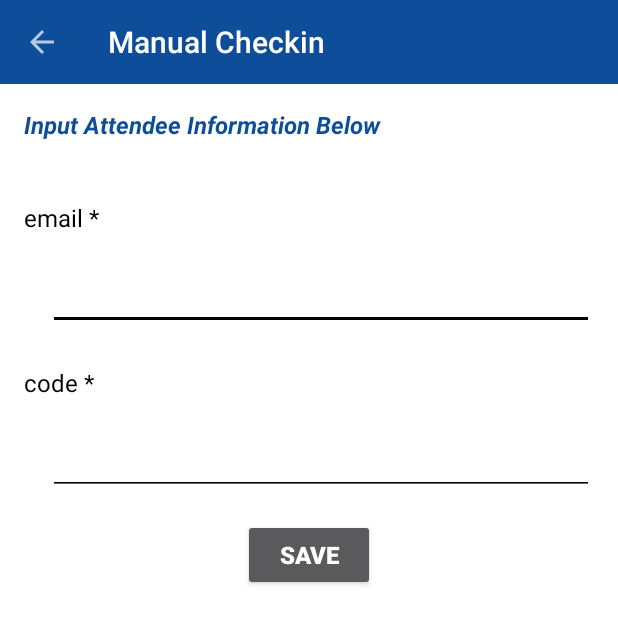
After one commit to HVgiang86/KIT-event-qr-scanner, an Android app: the ManualCheckinActivity screen opened directly, with no data from a screen before it, on a phone screen of 412 x 824 dp. The commit adds this screen. Shown: the top 624 px of the screen. Run offline under Robolectric (Android 15) with nearby library versions, the light colour scheme and no system bars.

Commit message:
ft: manual checkin

```diff
--- /dev/null
+++ b/app/src/main/java/com/example/kiteventqrscanner/activities/ManualCheckinActivity.kt
@@ -0,0 +1,97 @@
+package com.example.kiteventqrscanner.activities
+
+import android.os.Bundle
+import android.view.View
+import androidx.appcompat.app.AlertDialog
+import androidx.appcompat.app.AppCompatActivity
+import androidx.recyclerview.widget.RecyclerView
+import com.example.kiteventqrscanner.R
+import com.example.kiteventqrscanner.adapters.ManualCheckinAdapter
+import com.example.kiteventqrscanner.firebase.FirebaseHelper
+import com.example.kiteventqrscanner.model.Attendee
+import com.example.kiteventqrscanner.settings.Settings
+import com.example.kiteventqrscanner.utils.DeviceInfo
+import com.example.kiteventqrscanner.utils.MD5
+
+@Suppress("DEPRECATION")
+class ManualCheckinActivity : AppCompatActivity() {
+    val filledRequiredField = HashMap<String, Boolean>()
+    lateinit var attendee: Attendee
+
+    override fun onCreate(savedInstanceState: Bundle?) {
+        super.onCreate(savedInstanceState)
+        setContentView(R.layout.activity_manual_checkin)
+        init()
+
+        val toolbar: androidx.appcompat.widget.Toolbar = findViewById(R.id.toolbar)
+        toolbar.title = "Manual Checkin"
+        setSupportActionBar(toolbar)
+
+        supportActionBar?.setDisplayHomeAsUpEnabled(true)
+        supportActionBar?.setDisplayShowHomeEnabled(true)
+        toolbar.setNavigationOnClickListener { onBackPressed() }
+
+        val recyclerView: RecyclerView = findViewById(R.id.recycler_view)
+        val adapter = ManualCheckinAdapter(attendee,Settings.paramList,this)
+        recyclerView.adapter = adapter
+    }
+
+    fun saveAttendee(v: View) {
+        confirmSave()
+    }
+
+    private fun saveAttendee() {
+        FirebaseHelper.sendToFirebase(attendee)
+    }
+
+
+    private fun init() {
+        val attendeeProperty = HashMap<String, String>()
+        for (param in Settings.paramList) {
+            attendeeProperty[param.name] = ""
+            if (param.required)
+                filledRequiredField[param.name] = false
+        }
+        attendee = Attendee(
+            "KIT" + MD5.hash("" + System.currentTimeMillis() + DeviceInfo.getSerialNumber()),
+            attendeeProperty
+        )
+    }
+
+    private fun confirmSave() {
+        if (canSave()) {
+            val dialog = AlertDialog.Builder(this)
+            dialog.setTitle("Save changed?")
+                .setIcon(R.drawable.ic_action_save)
+                .setMessage("All your changed will be saved").setCancelable(false)
+                .setPositiveButton("Save") { _, _ ->
+                    saveAttendee()
+                    finish()
+                }.setNegativeButton("Cancel") { dialog1, _ ->
+                    dialog1.cancel()
+                }.setNeutralButton("Don't save") { _, _ ->
+                    finish()
+                }
+
+            dialog.create().show()
+        } else {
+            val dialog = AlertDialog.Builder(this)
+            dialog.setTitle("Fill all required information")
+                .setIcon(R.drawable.ic_action_save)
+                .setMessage("Required information marked with a (*) symbol").setCancelable(false)
+                .setPositiveButton("OK") { dialog1, _ ->
+                    dialog1.cancel()
+                }
+
+            dialog.create().show()
+        }
+    }
+
+    private fun canSave(): Boolean {
+        for (param in filledRequiredField) {
+            if (!param.value)
+                return false
+        }
+        return true
+    }
+}
--- a/app/src/main/java/com/example/kiteventqrscanner/activities/SettingsActivity.kt
+++ b/app/src/main/java/com/example/kiteventqrscanner/activities/SettingsActivity.kt
@@ -87,7 +87,7 @@ class SettingsActivity : AppCompatActivity() {
             firebaseUrlEdt.text.toString().trim(), adapter.getAfterChangedList()
         )
         Settings.saveSettings(this)
-        Toast.makeText(this, "Saved!", Toast.LENGTH_SHORT).show()
+        Toast.makeText(this, "\nSaved!\n", Toast.LENGTH_SHORT).show()
     }
 
     @Deprecated("Deprecated in Java")
--- /dev/null
+++ b/app/src/main/java/com/example/kiteventqrscanner/adapters/ManualCheckinAdapter.kt
@@ -0,0 +1,68 @@
+package com.example.kiteventqrscanner.adapters
+
+import android.annotation.SuppressLint
+import android.content.Context
+import android.text.Editable
+import android.text.TextWatcher
+import android.view.LayoutInflater
+import android.view.View
+import android.view.ViewGroup
+import android.widget.EditText
+import android.widget.TextView
+import androidx.recyclerview.widget.RecyclerView
+import com.example.kiteventqrscanner.R
+import com.example.kiteventqrscanner.activities.ManualCheckinActivity
+import com.example.kiteventqrscanner.model.Attendee
+import com.example.kiteventqrscanner.settings.QRParam
+
+class ManualCheckinAdapter(var attendee: Attendee, var paramList: MutableList<QRParam>, var activity: ManualCheckinActivity) :
+    RecyclerView.Adapter<ManualCheckinAdapter.ViewHolder>() {
+
+    class ViewHolder(itemView: View) : RecyclerView.ViewHolder(itemView) {
+        val propertyTV:TextView = itemView.findViewById(R.id.property_tv)
+        val propertyEdt: EditText = itemView.findViewById(R.id.property_edt)
+    }
+
+    override fun onCreateViewHolder(parent: ViewGroup, viewType: Int): ViewHolder {
+        val inflater = activity.getSystemService(Context.LAYOUT_INFLATER_SERVICE) as LayoutInflater
+        val v = inflater.inflate(R.layout.attendee_property_item,parent,false)
+        return ViewHolder(v)
+    }
+
+    override fun onBindViewHolder(holder: ViewHolder, @SuppressLint("RecyclerView") position: Int) {
+        var s = paramList[position].name
+        s += if (paramList[position].required)
+            " *"
+        else
+            ""
+        holder.propertyTV.text = s
+        holder.propertyEdt.addTextChangedListener(object : TextWatcher{
+            override fun beforeTextChanged(s: CharSequence?, start: Int, count: Int, after: Int) {
+            }
+
+            override fun onTextChanged(s: CharSequence?, start: Int, before: Int, count: Int) {
+            }
+
+            override fun afterTextChanged(s: Editable?) {
+                val s1 = s.toString().trim()
+                if (s1.isNotEmpty()) {
+                    if (paramList[position].required) {
+                        activity.filledRequiredField.set(paramList[position].name,true)
+                    }
+                } else {
+                    if (paramList[position].required) {
+                        activity.filledRequiredField.set(paramList[position].name,false)
+                    }
+                }
+
+                attendee.paramList[paramList[position].name] = s1
+            }
+        })
+
+    }
+
+    override fun getItemCount(): Int {
+        return paramList.size
+    }
+
+}
--- a/app/src/main/res/layout/activity_main.xml
+++ b/app/src/main/res/layout/activity_main.xml
@@ -55,6 +55,8 @@
             app:layout_constraintBottom_toBottomOf="parent"
             android:background="@color/white"
             android:gravity="center"
+            android:paddingBottom="8dp"
+            android:paddingTop="8dp"
             >
             <TextView
                 android:id="@+id/scan_result_tv"
--- /dev/null
+++ b/app/src/main/res/layout/activity_manual_checkin.xml
@@ -0,0 +1,52 @@
+<?xml version="1.0" encoding="utf-8"?>
+<RelativeLayout xmlns:android="http://schemas.android.com/apk/res/android"
+    xmlns:app="http://schemas.android.com/apk/res-auto"
+    xmlns:tools="http://schemas.android.com/tools"
+    android:layout_width="match_parent"
+    android:layout_height="match_parent"
+    android:background="@color/white"
+    tools:context=".activities.ManualCheckinActivity">
+
+    <include
+        android:id="@+id/toolbar"
+        layout="@layout/toolbar"
+        app:title="Manual Checkin" />
+
+
+    <androidx.appcompat.widget.LinearLayoutCompat
+        android:layout_width="match_parent"
+        android:layout_height="match_parent"
+        android:layout_below="@id/toolbar"
+        android:layout_marginStart="16dp"
+        android:layout_marginTop="16dp"
+        android:layout_marginEnd="16dp"
+        android:layout_marginBottom="16dp"
+        android:orientation="vertical">
+
+        <TextView
+            android:layout_width="match_parent"
+            android:layout_height="wrap_content"
+            android:text="@string/input_attendee_information_below"
+            android:textSize="16sp"
+            android:textColor="@color/kit_blue"
+            android:textStyle="bold|italic" />
+
+        <androidx.recyclerview.widget.RecyclerView
+            android:id="@+id/recycler_view"
+            android:layout_width="match_parent"
+            android:layout_height="wrap_content"
+            android:layout_marginTop="16dp"
+            app:layoutManager="androidx.recyclerview.widget.LinearLayoutManager" />
+
+        <Button
+            android:layout_width="wrap_content"
+            android:layout_height="wrap_content"
+            android:layout_gravity="center"
+            android:layout_marginTop="16dp"
+            android:onClick="saveAttendee"
+
+            android:text="@string/save"
+            android:textSize="16sp"
+            android:textStyle="bold" />
+    </androidx.appcompat.widget.LinearLayoutCompat>
+</RelativeLayout>
--- /dev/null
+++ b/app/src/main/res/layout/attendee_property_item.xml
@@ -0,0 +1,33 @@
+<?xml version="1.0" encoding="utf-8"?>
+<RelativeLayout xmlns:android="http://schemas.android.com/apk/res/android"
+    xmlns:tools="http://schemas.android.com/tools"
+    android:layout_width="match_parent"
+    android:layout_height="wrap_content">
+
+    <TextView
+        android:id="@+id/property_tv"
+        android:layout_width="match_parent"
+        android:layout_height="wrap_content"
+        android:text="@string/kit_welcome"
+        android:textSize="16sp"
+        android:layout_marginTop="24dp"
+        android:textColor="@color/black"
+        />
+
+    <EditText
+        android:id="@+id/property_edt"
+        android:layout_width="match_parent"
+        android:layout_height="wrap_content"
+        android:minHeight="48dp"
+        android:layout_below="@id/property_tv"
+        android:layout_marginTop="16dp"
+        android:layout_marginStart="16dp"
+        android:text=""
+        android:hint="@string/input_information"
+        android:textSize="16sp"
+        android:textColor="@color/black"
+        android:inputType="text"
+        android:importantForAutofill="no"
+        android:backgroundTint="@color/black"
+        tools:ignore="LabelFor" />
+</RelativeLayout>
--- a/app/src/main/res/values/strings.xml
+++ b/app/src/main/res/values/strings.xml
@@ -23,4 +23,7 @@
     <string name="valid_attendee">Valid Attendee!</string>
     <string name="invalid_attendee">Invalid Attendee!</string>
     <string name="kit_welcome">Welcome to KIT!</string>
+    <string name="input_attendee_information_below">Input Attendee Information Below</string>
+    <string name="save">save</string>
+    <string name="input_information">input information</string>
 </resources>
```
Also changed, not shown: app/src/main/AndroidManifest.xml (+11 -7 lines), app/src/main/java/com/example/kiteventqrscanner/activities/MainActivity.kt (+5 -4 lines).
